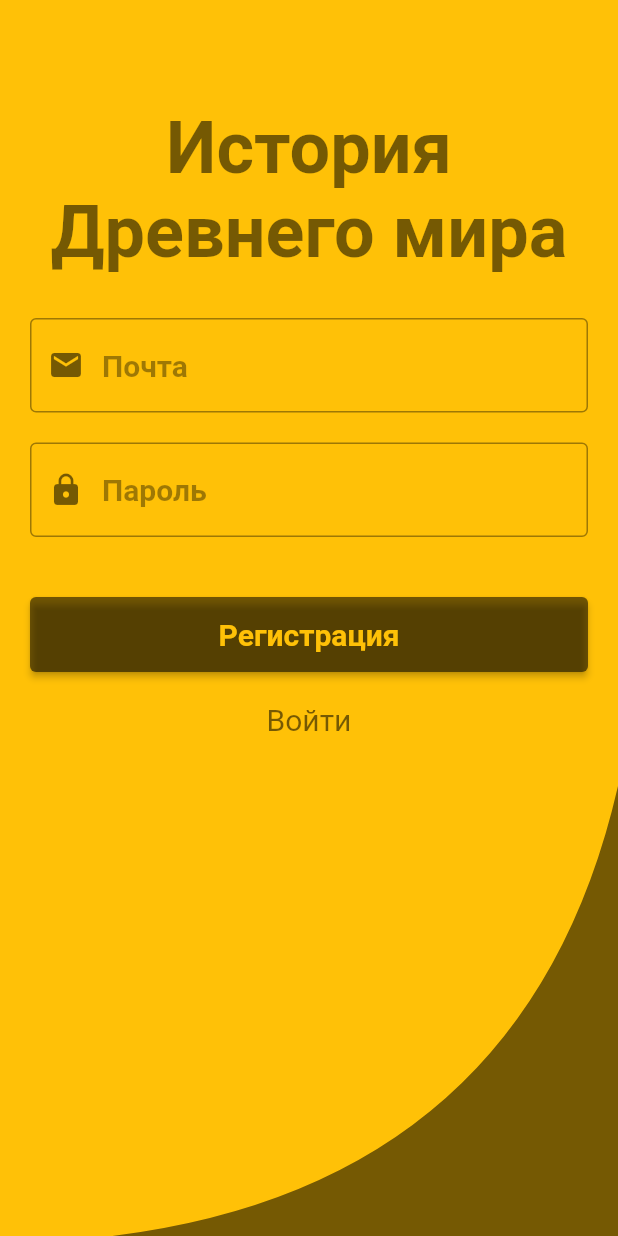
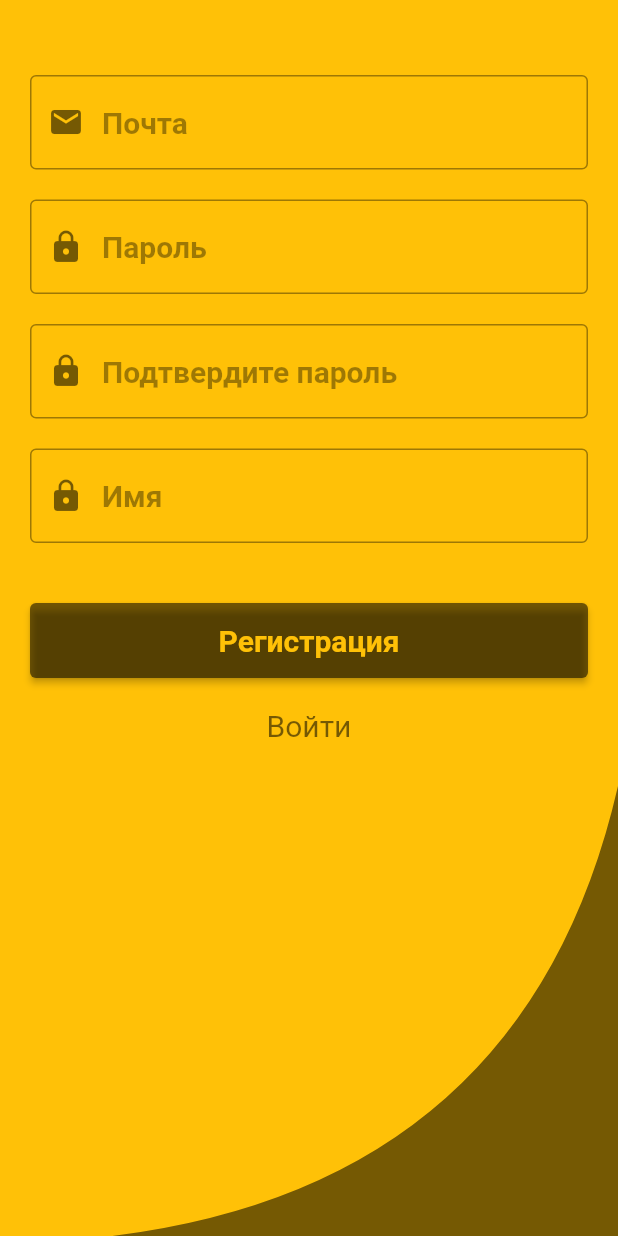
Before and after one commit to SanyaCat/ancient-world-history, a Flutter app: the screen it shows after launch, after a tap on "Зарегистрироваться", on a phone screen of 412 x 824 dp. Run offline on Flutter 3.47's test engine with Material 2 defaults, Android fonts, the phone set to English and light mode, and no system bars; our stand-ins replace cloud_firestore, curved_navigation_bar, firebase_auth, firebase_core, fluttertoast; missing offline and left inert: html_editor; accounts and stored records are empty.

Commit message:
better auth, user name

```diff
--- a/lib/pages/authPage.dart
+++ b/lib/pages/authPage.dart
@@ -14,9 +14,13 @@ class AuthPage extends StatefulWidget {
 class _AuthPageState extends State<AuthPage> {
   TextEditingController _emailController = TextEditingController();
   TextEditingController _passwordController = TextEditingController();
+  TextEditingController _passwordCheckController = TextEditingController();
+  TextEditingController _nameController = TextEditingController();
 
   String _email;
   String _password;
+  String _name;
+  bool _admin = false;
   bool showLogin = true;
 
   AuthService _authService = AuthService();
@@ -27,12 +31,12 @@ class _AuthPageState extends State<AuthPage> {
       backgroundColor: Theme.of(context).primaryColor,
       body: Column(
         children: [
-          _logo(),
           showLogin
               // login
               ? Column(
                   children: [
-                    _form('Войти', _loginUser),
+                    _logo(),
+                    _loginForm(),
                     Padding(
                       padding: EdgeInsets.all(10),
                       child: GestureDetector(
@@ -56,7 +60,7 @@ class _AuthPageState extends State<AuthPage> {
               // registration
               : Column(
                   children: [
-                    _form('Регистрация', _registerUser),
+                    _registerForm(),
                     Padding(
                       padding: EdgeInsets.all(10),
                       child: GestureDetector(
@@ -82,7 +86,7 @@ class _AuthPageState extends State<AuthPage> {
     );
   }
 
-  Widget _form(String label, void func()) {
+  Widget _loginForm() {
     return Container(
       child: Column(
         children: [
@@ -102,7 +106,46 @@ class _AuthPageState extends State<AuthPage> {
             child: Container(
               height: 50,
               width: MediaQuery.of(context).size.width,
-              child: _button(label, func),
+              child: _button('Войти', _loginUser),
+            ),
+          )
+        ],
+      ),
+    );
+  }
+
+  Widget _registerForm() {
+    return Container(
+      child: Column(
+        children: [
+          SizedBox(height: 20),
+          Padding(
+            padding: EdgeInsets.only(bottom: 20, top: 30),
+            child:
+                _inputBox(Icon(Icons.email), 'Почта', _emailController, false),
+          ),
+          Padding(
+            padding: EdgeInsets.only(bottom: 20),
+            child: _inputBox(
+                Icon(Icons.lock), 'Пароль', _passwordController, true),
+          ),
+          Padding(
+            padding: EdgeInsets.only(bottom: 20),
+            child: _inputBox(
+                Icon(Icons.lock), 'Подтвердите пароль', _passwordCheckController, true),
+          ),
+          Padding(
+            padding: EdgeInsets.only(bottom: 20),
+            child: _inputBox(
+                Icon(Icons.lock), 'Имя', _nameController, true),
+          ),
+          SizedBox(height: 20),
+          Padding(
+            padding: EdgeInsets.only(left: 20, right: 20, bottom: 10),
+            child: Container(
+              height: 50,
+              width: MediaQuery.of(context).size.width,
+              child: _button('Регистрация', _registerUser),
             ),
           )
         ],
@@ -206,17 +249,19 @@ class _AuthPageState extends State<AuthPage> {
   void _registerUser() async {
     _email = _emailController.text;
     _password = _passwordController.text;
+    _name = _nameController.text;
 
-    if (_email.isEmpty || _password.isEmpty) return;
+    if (_email.isEmpty || _password.isEmpty || _name.isEmpty) return;
 
     AWHUser user = await _authService.registerWithEmailAndPassword(
-        _email.trim(), _password.trim());
+        _email.trim(), _password.trim(), _name.trim(), _admin);
     if (user == null) {
       Fluttertoast.showToast(
           msg: "Ошибка. Не получилось зарегистрировать пользователя!");
     } else {
       _emailController.clear();
       _passwordController.clear();
+      _nameController.clear();
     }
   }
 
--- a/lib/pages/topic/topicList.dart
+++ b/lib/pages/topic/topicList.dart
@@ -1,3 +1,4 @@
+import 'package:ancient_world_history/domain/user.dart';
 import 'package:ancient_world_history/pages/topic/topicCurrent.dart';
 import 'package:ancient_world_history/services/firestore.dart';
 import 'package:flutter/material.dart';
@@ -18,6 +19,7 @@ class _TopicListState extends State<TopicList> {
   }
 
   var topics = List<Topic>.empty();
+  var users = List<AWHUser>.empty();
 
   var filterTitle = '';
   var filterTitleController = TextEditingController();
@@ -37,12 +39,22 @@ class _TopicListState extends State<TopicList> {
           author: filterAuthor.isNotEmpty ? filterAuthor : null,
       )
     );
-
     stream.listen((List<Topic> data) {
       setState(() {
         topics = data;
       });
     });
+
+    var streamUsers = db.getUsers();
+    streamUsers.listen((List<AWHUser> data) {
+      setState(() {
+        users = data;
+      });
+    });
+  }
+
+  AWHUser findUserById(String id) {
+    return users.firstWhere((element) => element.id == id);
   }
 
   List<Topic> filter() {
@@ -86,7 +98,7 @@ class _TopicListState extends State<TopicList> {
               decoration:
                   BoxDecoration(color: Theme.of(context).primaryColorLight),
               child: ListTile(
-                title: Text("${topics[i].title} - ${topics[i].author}",
+                title: Text("${topics[i].title} - ${findUserById(topics[i].author).name}",
                     style: TextStyle(
                       color: Theme.of(context).textTheme.headline6.color,
                       fontWeight: FontWeight.bold,
--- a/lib/services/firestore.dart
+++ b/lib/services/firestore.dart
@@ -1,27 +1,36 @@
 import 'package:ancient_world_history/domain/topic.dart';
+import 'package:ancient_world_history/domain/user.dart';
 import 'package:cloud_firestore/cloud_firestore.dart';
 
 class FireStoreService {
+  final CollectionReference _userCollection =
+      FirebaseFirestore.instance.collection('users');
   final CollectionReference _topicCollection =
       FirebaseFirestore.instance.collection('topics');
+
+  Future editUser(AWHUser user) async {
+    return await _userCollection.doc(user.id).set(user.toMap());
+  }
 
   Future editTopic(Topic topic) async {
     return await _topicCollection.doc(topic.id).set(topic.toMap());
   }
 
+  // Stream<AWHUser> getUser(String id) {
+  //   return _userCollection.snapshots().map((QuerySnapshot data) => data.docs
+  //       .map((DocumentSnapshot doc) => AWHUser.fromJson(doc.id, doc.data()))
+  //       .firstWhere((element) => element.id == id));
+  // }
+
+  Stream<List<AWHUser>> getUsers() {
+    return _userCollection.snapshots().map((QuerySnapshot data) => data.docs
+        .map((DocumentSnapshot doc) => AWHUser.fromJson(doc.id, doc.data()))
+        .toList());
+  }
+
   Stream<List<Topic>> getTopics({Topic topic}) {
-    // Query query;
-    // if (topic.author.isNotEmpty)
-    //   query = _topicCollection.where('author', isEqualTo: topic.author);
-    // else
-    //   query = _topicCollection.where('author', isEqualTo: true);
-    //
-    // if (topic.title.isNotEmpty)
-    //   query = query.where('title', isEqualTo: topic.title);
-    // else
-    //   query = query.where('title', isEqualTo: true);
-
     return _topicCollection.snapshots().map((QuerySnapshot data) => data.docs
-        .map((DocumentSnapshot doc) => Topic.fromJson(doc.id, doc.data())).toList());
+        .map((DocumentSnapshot doc) => Topic.fromJson(doc.id, doc.data()))
+        .toList());
   }
 }
```
Also changed, not shown: lib/domain/user.dart (+22 -0 lines), lib/services/auth.dart (+36 -2 lines).
